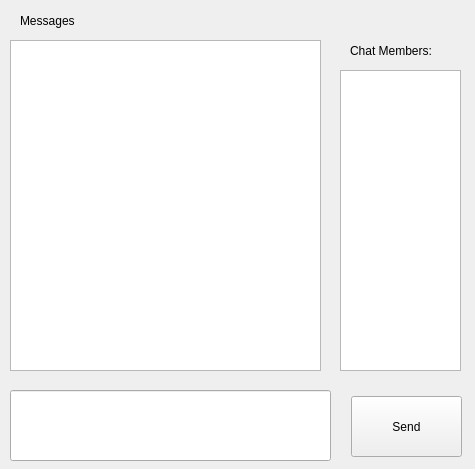
Before: the Qt Designer form gui/chatgui.ui in Huy-Nguyen-HCI/RocketBook, drawn with Qt 5.
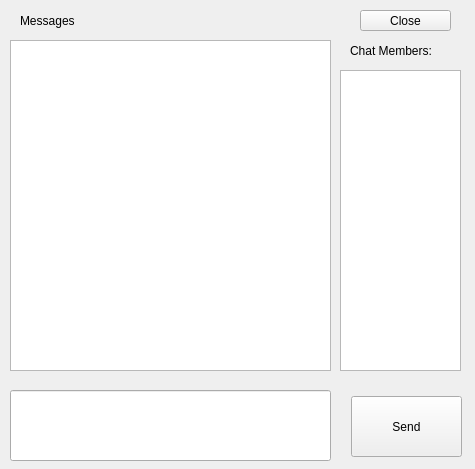
After: the same form once the commit is applied.

Diff of the .ui file:
```diff
--- a/gui/chatgui.ui
+++ b/gui/chatgui.ui
@@ -54,7 +54,7 @@
     <rect>
      <x>10</x>
      <y>40</y>
-     <width>311</width>
+     <width>321</width>
      <height>331</height>
     </rect>
    </property>
@@ -82,6 +82,19 @@
     <string>Messages</string>
    </property>
   </widget>
+  <widget class="QPushButton" name="close">
+   <property name="geometry">
+    <rect>
+     <x>360</x>
+     <y>10</y>
+     <width>91</width>
+     <height>21</height>
+    </rect>
+   </property>
+   <property name="text">
+    <string>Close</string>
+   </property>
+  </widget>
  </widget>
  <resources/>
  <connections/>
```
Left out of the diff: 2 changed lines with no effect on the pictures.
